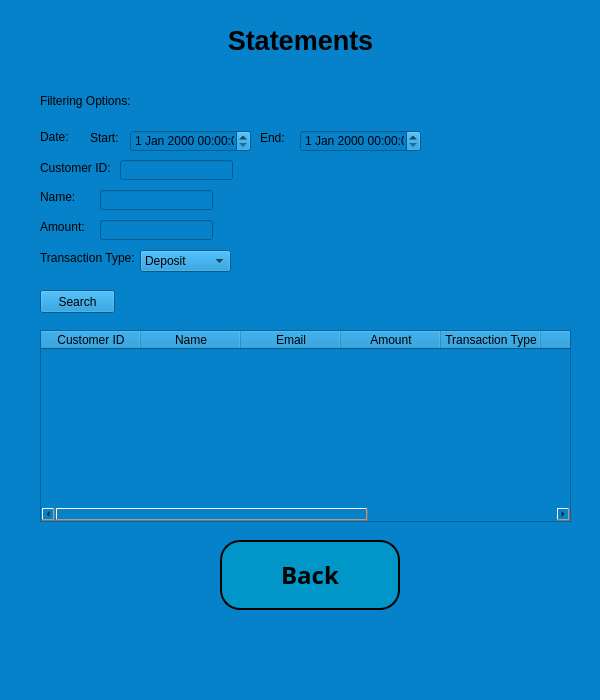
Before: the Qt Designer form admin_statements_window.ui in melikkekaya/BankingApp_SQL, drawn with Qt 5.
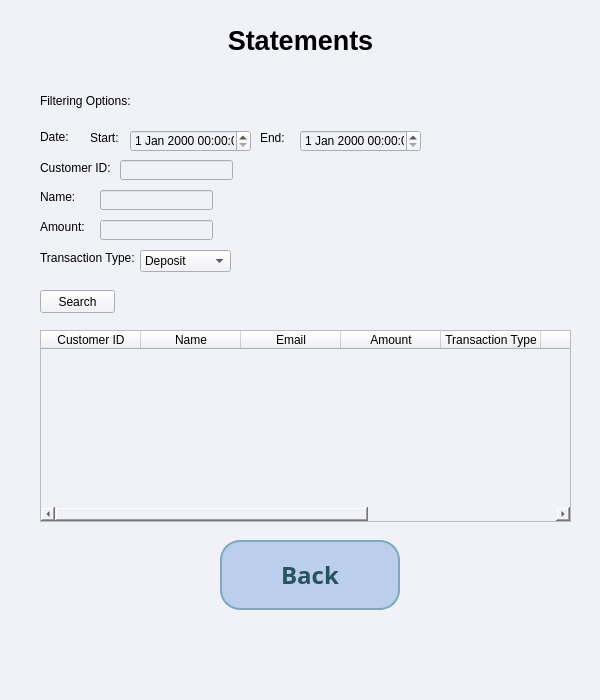
After: the same form once the commit is applied.

```diff
--- a/admin_statements_window.ui
+++ b/admin_statements_window.ui
@@ -35,7 +35,7 @@
    <string>Customer Bank Statement</string>
   </property>
   <property name="styleSheet">
-   <string notr="true">background-color: rgb(5, 130, 202);</string>
+   <string notr="true">background-color: rgb(241, 242, 248);</string>
   </property>
   <property name="inputMethodHints">
    <set>Qt::ImhNone</set>
@@ -98,20 +98,17 @@
      </font>
     </property>
     <property name="styleSheet">
-     <string notr="true">QPushButton {
-background-color: rgb(0, 150, 199);
-   border-color: rgb(66, 167, 255);
-   border-bottom-color: rgb(255, 255, 255);
-   border:2px solid rgb(202, 240, 248);
-   border-radius:20px;
-   border-color: black;
+     <string notr="true">QPushButton{
+color: rgb(39, 82, 97);
+background-color: rgb(187, 207, 237);
+border:2px solid rgb(123, 169, 191);
+border-radius:20px
 }
 
 QPushButton:hover {
      background-color: rgb(202, 240, 248);
      border:2px solid rgb(202, 240, 248);
 }
-    
    </string>
     </property>
     <property name="text">
```
Left out of the diff: 6 changed lines with no effect on the pictures.
